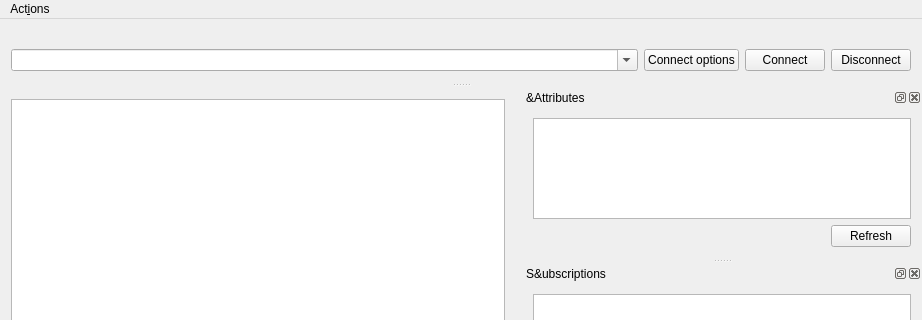
This is uaclient/mainwindow_ui.ui in FreeOpcUa/opcua-client-gui as Qt 5 draws it before an edit; both pictures show x 0 to 922 and y 0 to 320 of the 922 by 879 pixel window. The edited form follows.
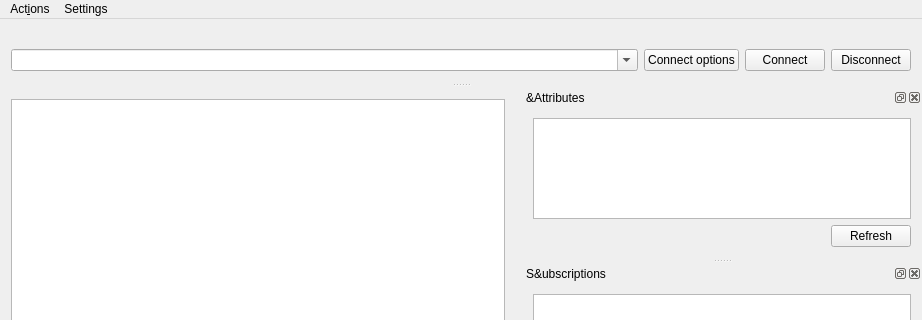
This is the edited form. Icons and pictures are not drawn.

The edit to the form file:
```diff
--- a/uaclient/mainwindow_ui.ui
+++ b/uaclient/mainwindow_ui.ui
@@ -60,7 +60,7 @@
      <x>0</x>
      <y>0</y>
      <width>922</width>
-     <height>25</height>
+     <height>21</height>
     </rect>
    </property>
    <widget class="QMenu" name="menuOPC_UA_Client">
@@ -76,7 +76,14 @@
     <addaction name="actionSubscribeEvent"/>
     <addaction name="actionUnsubscribeEvents"/>
    </widget>
+   <widget class="QMenu" name="menuSettings">
+    <property name="title">
+     <string>Settings</string>
+    </property>
+    <addaction name="actionDark_Mode"/>
+   </widget>
    <addaction name="menuOPC_UA_Client"/>
+   <addaction name="menuSettings"/>
   </widget>
   <widget class="QStatusBar" name="statusBar"/>
   <widget class="QDockWidget" name="attrDockWidget">
```
Left out of the diff: 11 changed lines with no effect on the pictures.
